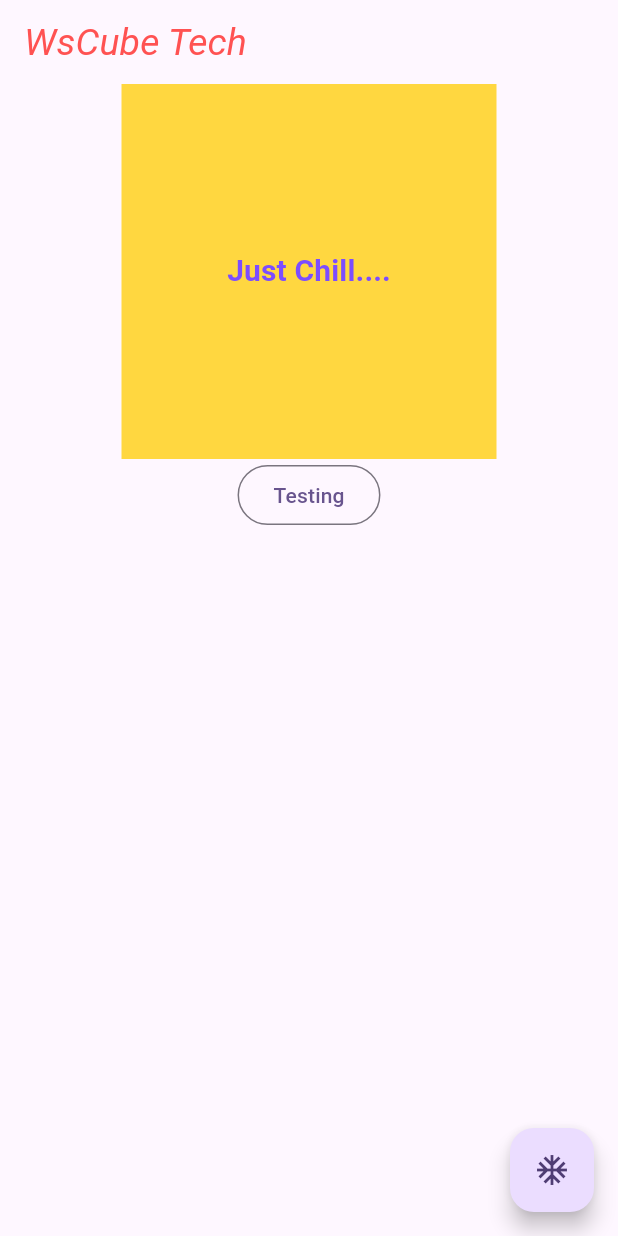
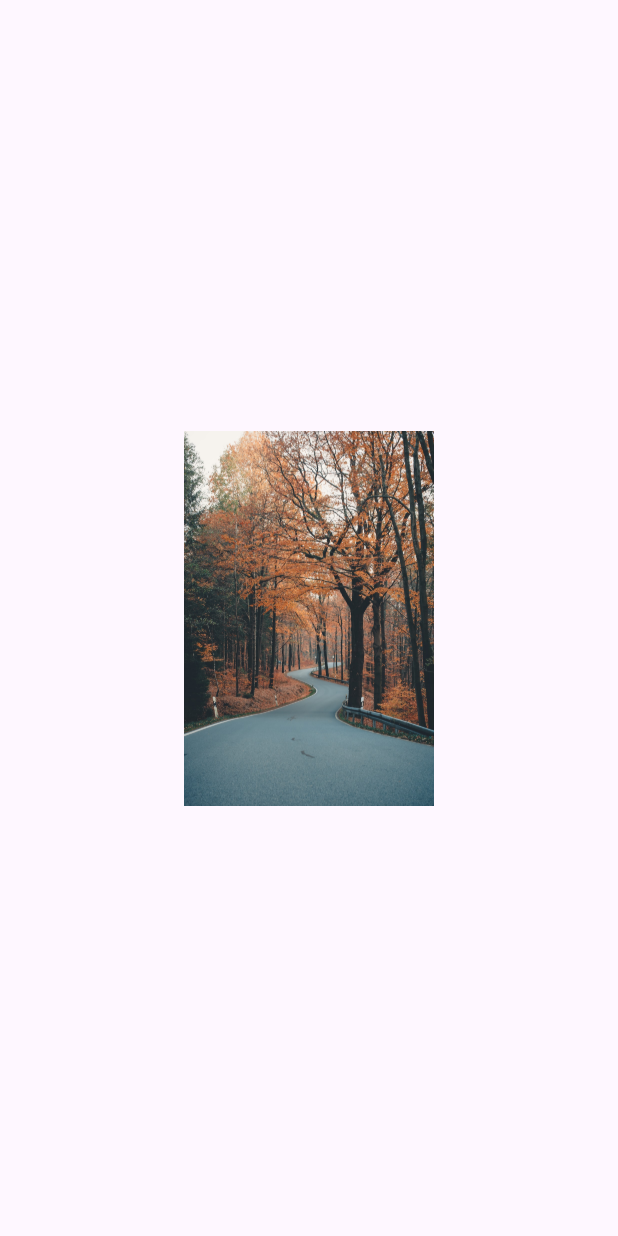
Before and after one commit to rafiul9040devapp/Test_Geet, a Flutter app: the screen it shows after launch, on a phone screen of 412 x 824 dp. Run offline on Flutter 3.47's test engine with Material 2 defaults, Android fonts, the phone set to English and light mode, and no system bars; our stand-ins replace get; missing offline and left inert: dart:ffi.

Commit message:
Widget implementation through Images and so on

```diff
--- a/lib/main.dart
+++ b/lib/main.dart
@@ -4,6 +4,7 @@ import 'package:test_geet/aboutListTile/AboutListTile.dart';
 import 'package:test_geet/alertDilogue/AlertDialogue.dart';
 import 'package:test_geet/animatedAlign/WAnimatedAlign.dart';
 import 'package:test_geet/wscube_widgets/wcontainer.dart';
+import 'package:test_geet/wscube_widgets/wimages.dart';
 
 import 'align/WAlign.dart';
 import 'http/home_screen.dart';
@@ -25,6 +26,6 @@ class MyApp extends StatelessWidget {
           colorScheme: ColorScheme.fromSeed(seedColor: Colors.deepPurple),
           useMaterial3: true,
         ),
-        home: const WContainer());
+        home: const WImages());
   }
 }
--- a/lib/wscube_widgets/wcontainer.dart
+++ b/lib/wscube_widgets/wcontainer.dart
@@ -41,7 +41,7 @@ class _WContainerState extends State<WContainer> {
               )),
             ),
           ),
-          OutlinedButton(onPressed: () {
+          ElevatedButton(onPressed: () {
             print("Is it working.....");
           }, child: const Text("Testing"))
         ],
--- /dev/null
+++ b/lib/wscube_widgets/wimages.dart
@@ -0,0 +1,21 @@
+import 'package:flutter/material.dart';
+
+class WImages extends StatefulWidget {
+  const WImages({super.key});
+
+  @override
+  State<WImages> createState() => _WImagesState();
+}
+
+class _WImagesState extends State<WImages> {
+  @override
+  Widget build(BuildContext context) {
+    return Scaffold(
+      body: Center(
+          child: SizedBox(
+              width: 250,
+              height: 250,
+              child: Image.asset("assets/images/road.jpg"))),
+    );
+  }
+}
--- a/pubspec.yaml
+++ b/pubspec.yaml
@@ -62,9 +62,9 @@ flutter:
   uses-material-design: true
 
   # To add assets to your application, add an assets section, like this:
-  # assets:
-  #   - images/a_dot_burr.jpeg
-  #   - images/a_dot_ham.jpeg
+  assets:
+    - assets/images/
+
 
   # An image asset can refer to one or more resolution-specific "variants", see
   # https://flutter.dev/assets-and-images/#resolution-aware
```
Also changed, not shown: assets/images/road.jpg (added), assets/images/rose.jpg (added).
